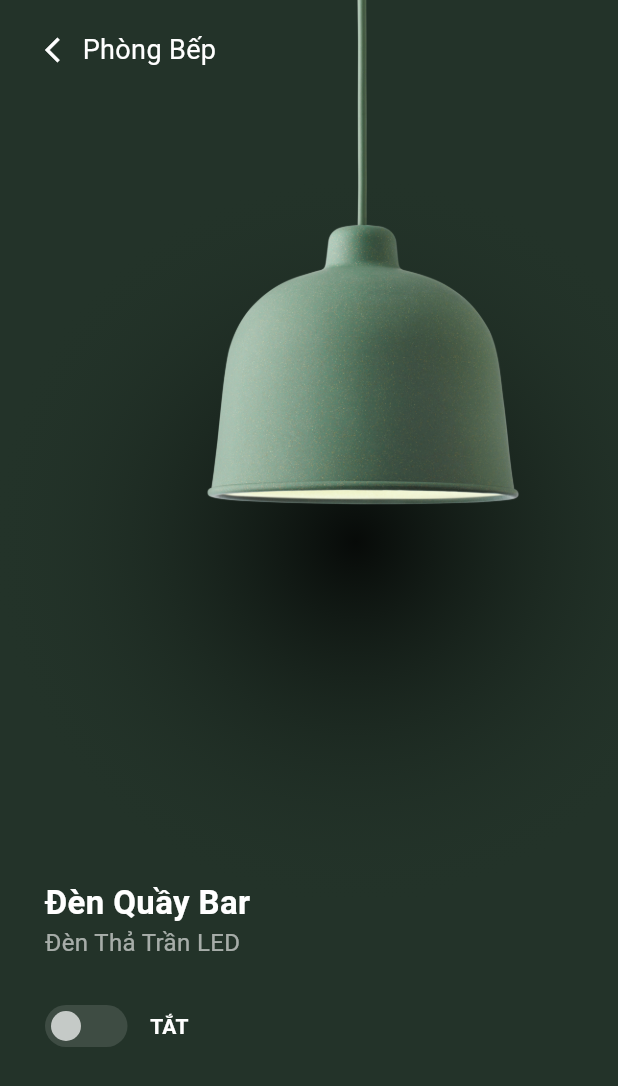
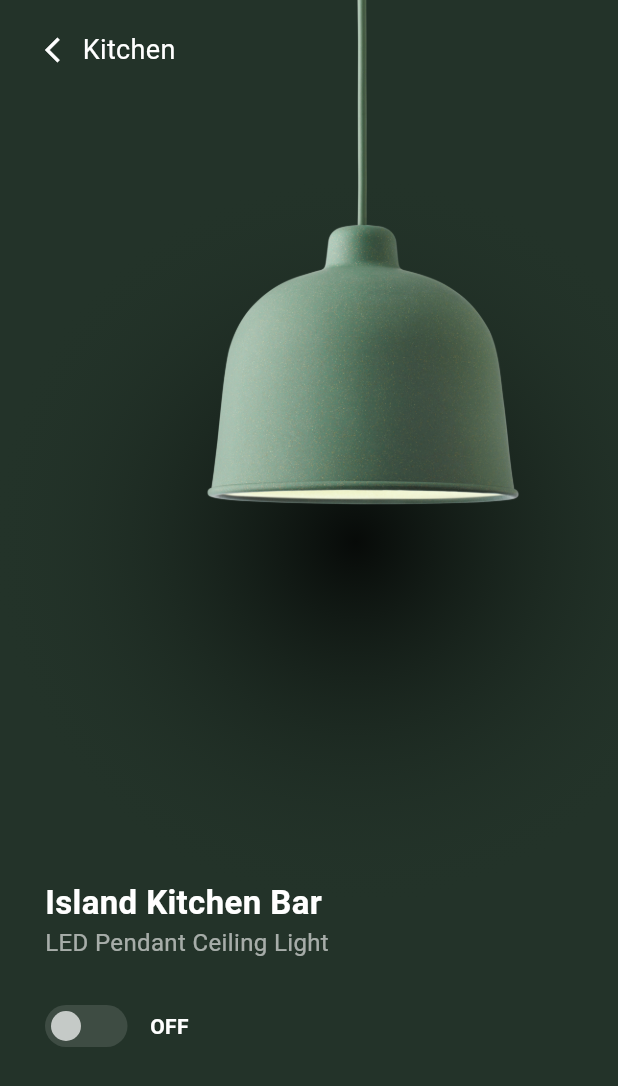
Before and after one commit to Kainotreal/VoThanhTri_IoT, a Flutter app: the screen it shows after launch, on a phone screen of 412 x 824 dp. Shown: the top 1086 px of the screen. Run offline on Flutter 3.47's test engine with Material 3 defaults, Android fonts, the phone set to English and light mode, and no system bars; missing offline and left inert: mqtt_client.

```diff
--- a/lib/main.dart
+++ b/lib/main.dart
@@ -61,7 +61,7 @@ class _KitchenLightPageState extends State<KitchenLightPage> {
       children: const [
         Icon(Icons.arrow_back_ios, color: Colors.white, size: 20),
         SizedBox(width: 5),
-        Text("Phòng Bếp", style: TextStyle(color: Colors.white, fontSize: 18)),
+        Text("Kitchen", style: TextStyle(color: Colors.white, fontSize: 18)),
       ],
     );
   }
@@ -137,9 +137,9 @@ class _KitchenLightPageState extends State<KitchenLightPage> {
     return Column(
       crossAxisAlignment: CrossAxisAlignment.start,
       children: const [
-        Text("Đèn Quầy Bar",
+        Text("Island Kitchen Bar",
             style: TextStyle(color: Colors.white, fontSize: 22, fontWeight: FontWeight.bold)),
-        Text("Đèn Thả Trần LED",
+        Text("LED Pendant Ceiling Light",
             style: TextStyle(color: Colors.white60, fontSize: 16)),
       ],
     );
@@ -179,7 +179,7 @@ shape: BoxShape.circle,
           ),
         ),
         const SizedBox(width: 15),
-        Text(isOn ? "BẬT" : "TẮT",
+        Text(isOn ? "ON" : "OFF",
             style: const TextStyle(color: Colors.white, fontWeight: FontWeight.bold)),
       ],
     );
@@ -195,7 +195,7 @@ shape: BoxShape.circle,
           crossAxisAlignment: CrossAxisAlignment.start,
           children: [
             const SizedBox(height: 20),
-            const Text("Cường độ ánh sáng",
+            const Text("Light Intensity",
                 style: TextStyle(color: Colors.white54, fontSize: 14)),
             const SizedBox(height: 10),
             Row(
```
